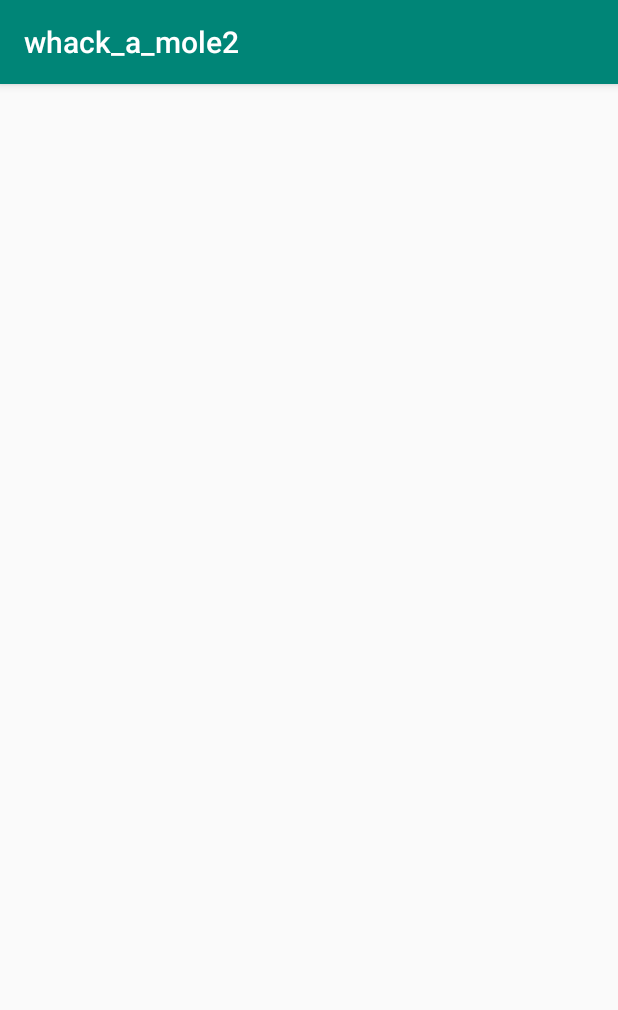
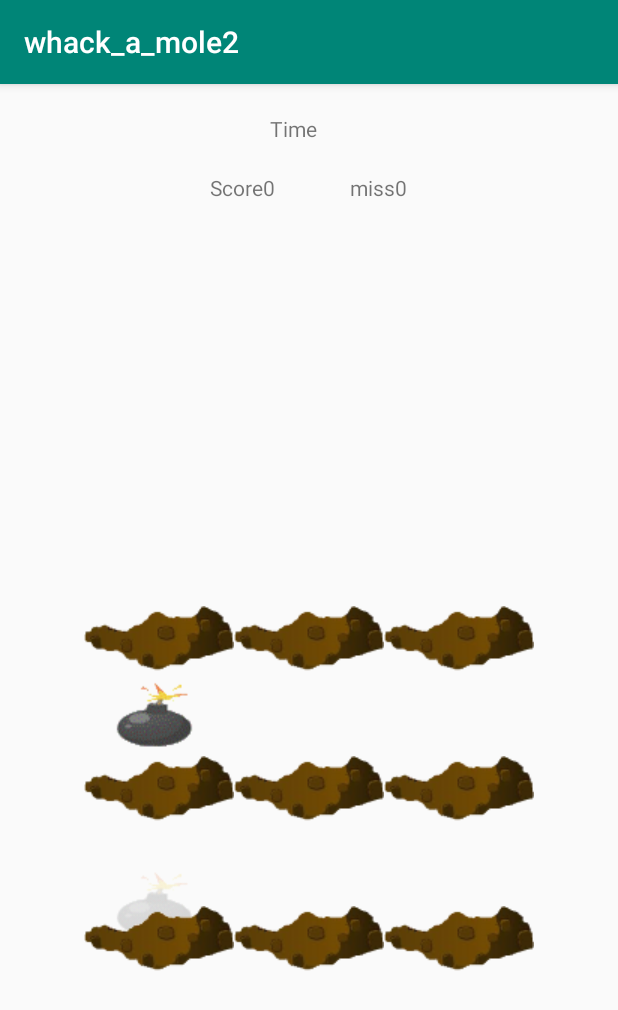
Before and after one commit to avielBS/whack_a_mole2, an Android app: the GameActivity screen opened directly, with no data from a screen before it, on a phone screen of 412 x 824 dp. Shown: the top 1010 px of the screen. Run offline under Robolectric (Android 15) with nearby library versions, the phone set to English and light mode, and no system bars.

Commit message:
add bomb to game

```diff
--- a/src/main/AndroidManifest.xml
+++ b/src/main/AndroidManifest.xml
@@ -7,7 +7,7 @@
         android:icon="@mipmap/ic_launcher"
         android:label="@string/app_name"
         android:roundIcon="@mipmap/ic_launcher_round"
-        android:supportsRtl="true"
+        android:supportsRtl="false"
         android:theme="@style/AppTheme">
         <activity android:name=".GameActivity"></activity>
         <activity android:name=".MainActivity">
--- /dev/null
+++ b/src/main/java/com/example/whack_a_mole2/Cell.java
@@ -0,0 +1,104 @@
+package com.example.whack_a_mole2;
+
+import android.animation.AnimatorSet;
+import android.animation.ObjectAnimator;
+import android.content.Context;
+import android.util.Log;
+import android.view.View;
+import android.widget.GridLayout;
+import android.widget.ImageView;
+import android.widget.LinearLayout;
+import android.widget.RelativeLayout;
+import android.widget.TextView;
+
+public class Cell {
+
+    private ImageView mole;
+    private ImageView whole;
+    private ImageView bomb;
+    private ImageView boom;
+
+
+    private GridLayout gameGrid;
+    private RelativeLayout cell;
+    private LinearLayout linearLayout;
+
+
+    public Cell(Context context, GridLayout gridLayout ) {
+        this.mole = new ImageView(context);
+        mole.setImageResource(R.drawable.small_mole);
+        mole.setTranslationY(70);
+        mole.setAlpha(0f);
+
+
+        this.whole = new ImageView(context);
+        whole.setImageResource(R.drawable.small_whole);
+
+        this.bomb = new ImageView(context);
+        bomb.setImageResource(R.drawable.bomb);
+        bomb.setTranslationY(70);
+        bomb.setAlpha(0f);
+
+        this.boom = new ImageView(context);
+        boom.setImageResource(R.drawable.boom);
+        boom.setTranslationY(70);
+        boom.setAlpha(0f);
+
+
+        this.gameGrid = gridLayout;
+        this.cell = new RelativeLayout(context);
+        this.linearLayout = new LinearLayout(context);
+        this.linearLayout.setOrientation(LinearLayout.VERTICAL);
+
+
+
+        linearLayout.addView(mole);
+        linearLayout.addView(whole);
+        cell.addView(bomb);
+        cell.addView(boom);
+
+        cell.addView(linearLayout);
+    }
+
+
+    public ImageView getBomb(){
+        return this.bomb;
+    }
+
+    public ImageView getMole(){
+        return this.mole;
+    }
+
+
+    public void addCellToGrid(){
+        this.gameGrid.addView(cell);
+    }
+
+    public void showMoleOrBomb(int moleOrBomb){
+        ImageView view =null;
+
+        if(moleOrBomb == Util.BOMB) {
+            view = this.bomb;
+        }else{
+            view = this.mole;
+        }
+
+
+
+        float buttom=50,top=-10;
+        ObjectAnimator jump = ObjectAnimator.ofFloat(view, "translationY",   buttom,top,top,buttom);
+        jump.setDuration(3000);
+
+        ObjectAnimator show = ObjectAnimator.ofFloat(view, "alpha", 0f, 1f, 1f, 0f);
+        show.setDuration(3000);
+
+        //setAnimator
+        AnimatorSet set = new AnimatorSet();
+        set.play(show).with(jump);
+        set.start();
+
+
+    }
+
+
+}
--- a/src/main/java/com/example/whack_a_mole2/GameActivity.java
+++ b/src/main/java/com/example/whack_a_mole2/GameActivity.java
@@ -3,12 +3,123 @@ package com.example.whack_a_mole2;
 import androidx.appcompat.app.AppCompatActivity;
 
 import android.os.Bundle;
+import android.os.Handler;
+import android.util.Log;
+import android.view.View;
+import android.widget.GridLayout;
+import android.widget.ImageView;
+import android.widget.RelativeLayout;
+import android.widget.TextView;
+
+import java.util.Timer;
+import java.util.TimerTask;
 
 public class GameActivity extends AppCompatActivity {
+
+    private GridLayout gridGame;
+
+    Cell[] cells;
+    private Timer timer;
+    private final int ROWS = 3;
+    private final int COLUMNS = 3;
+
+    private int score=0;
+    private  int miss=0;
+
+    private TextView textScore;
+    private TextView textMiss;
+
 
     @Override
     protected void onCreate(Bundle savedInstanceState) {
         super.onCreate(savedInstanceState);
         setContentView(R.layout.activity_game);
+
+        gridGame = createGridLayout(3,3);
+        cells = new Cell[9];
+        timer=new Timer();
+
+        for (int i = 0; i < 9; i++) {
+            cells[i] = new Cell(this.getApplicationContext(),gridGame);
+            cells[i].addCellToGrid();
+            setMoleAndBombListeners(cells[i]);
+        }
+
+        RelativeLayout gameBoard = findViewById(R.id.game__layout);
+        textMiss = findViewById(R.id.miss_txt);
+        textScore = findViewById(R.id.score_txt);
+
+        gameBoard.addView(gridGame);
+
+
+        final Handler animationHandler = new Handler();
+
+        timer.schedule(new TimerTask() {
+            @Override
+            public void run() {
+                animationHandler.post(new Runnable() {
+                    @Override
+                    public void run() {
+                        final int index = (int) (Math.random() * (ROWS * COLUMNS));
+                        final int bombOrMole = (int) (Math.random() * (2));
+
+                        cells[index].showMoleOrBomb(bombOrMole);
+
+                    }
+                });
+                }
+            }, 200, 2000);
+
+
     }
+
+    private void setMoleAndBombListeners(Cell cell) {
+        setMoleListener(cell.getMole());
+        setBombListener(cell.getBomb());
+    }
+
+    private void setMoleListener(ImageView mole) {
+
+        mole.setOnClickListener(new View.OnClickListener() {
+            @Override
+            public void onClick(View view) {
+                if(view.getAlpha() > 0.3){
+                    score ++;
+                    textScore.setText(""+score);
+                }
+                else
+                    miss ++;
+                    textMiss.setText(""+miss);
+            }
+        });
+    }
+
+    private void setBombListener(ImageView bomb) {
+        bomb.setOnClickListener(new View.OnClickListener() {
+            @Override
+            public void onClick(View view) {
+                if(view.getAlpha() > 0.3){
+                    score -= 3;
+                    miss += 1;
+                    textScore.setText(""+score);
+                    textMiss.setText(""+miss);
+                }
+
+            }
+        });
+    }
+
+
+    private GridLayout createGridLayout(int rows, int columns) {
+        GridLayout gridLayout = new GridLayout(this);
+        gridLayout.setColumnCount(columns);
+        gridLayout.setRowCount(rows);
+        return gridLayout;
+    }
+
+
+
+
+
+
 }
--- /dev/null
+++ b/src/main/java/com/example/whack_a_mole2/Util.java
@@ -0,0 +1,6 @@
+package com.example.whack_a_mole2;
+
+class Util {
+    public static final int BOMB = 1;
+    public static final int MOLE = 0;
+}
--- a/src/main/res/layout/activity_game.xml
+++ b/src/main/res/layout/activity_game.xml
@@ -1,9 +1,84 @@
 <?xml version="1.0" encoding="utf-8"?>
-<androidx.constraintlayout.widget.ConstraintLayout xmlns:android="http://schemas.android.com/apk/res/android"
-    xmlns:app="http://schemas.android.com/apk/res-auto"
+<LinearLayout xmlns:android="http://schemas.android.com/apk/res/android"
     xmlns:tools="http://schemas.android.com/tools"
     android:layout_width="match_parent"
     android:layout_height="match_parent"
-    tools:context=".GameActivity">
+    tools:context=".GameActivity"
+    android:orientation="vertical">
 
-</androidx.constraintlayout.widget.ConstraintLayout>
+    <LinearLayout
+        android:layout_marginTop="20dp"
+        android:layout_width="wrap_content"
+        android:layout_height="wrap_content"
+        android:orientation="horizontal"
+        android:layout_gravity="center"
+        >
+
+
+        <TextView
+            android:layout_width="wrap_content"
+            android:text="@string/time"
+            android:layout_height="wrap_content"
+            android:layout_gravity="center"/>
+
+        <TextView
+            android:layout_marginLeft="20dp"
+            android:layout_width="wrap_content"
+            android:id="@+id/time_txt"
+            android:layout_height="wrap_content"
+            android:layout_gravity="center"/>
+
+    </LinearLayout>
+
+    <LinearLayout
+        android:layout_marginTop="20dp"
+        android:layout_width="wrap_content"
+        android:layout_height="wrap_content"
+        android:orientation="horizontal"
+        android:layout_gravity="center">
+
+
+        <TextView
+            android:layout_width="wrap_content"
+            android:text="@string/score"
+            android:layout_height="wrap_content"
+            android:layout_gravity="center"/>
+
+        <TextView
+            android:layout_width="wrap_content"
+            android:id="@+id/score_txt"
+            android:text="@string/init_score"
+            android:layout_height="wrap_content"
+            android:layout_gravity="center"/>
+
+
+        <TextView
+            android:layout_marginLeft="50dp"
+            android:layout_width="wrap_content"
+            android:text="@string/miss"
+            android:layout_height="wrap_content"
+            android:layout_gravity="center"/>
+
+        <TextView
+            android:layout_width="wrap_content"
+            android:id="@+id/miss_txt"
+            android:text="@string/init_miss"
+            android:layout_height="wrap_content"
+            android:layout_gravity="center"/>
+
+    </LinearLayout>
+
+
+
+    <RelativeLayout
+        android:layout_marginTop="50dp"
+        android:layout_width="match_parent"
+        android:layout_height="match_parent"
+        android:id="@+id/game__layout"
+        android:gravity="center">
+
+
+    </RelativeLayout>
+
+
+</LinearLayout>
--- a/src/main/res/values/strings.xml
+++ b/src/main/res/values/strings.xml
@@ -3,4 +3,9 @@
     <string name="enter_your_name">Enter your name</string>
     <string name="edit_text_hint">name</string>
     <string name="button_message">Start Game !</string>
+    <string name="time">Time</string>
+    <string name="score">Score</string>
+    <string name="init_score">0</string>
+    <string name="miss">miss</string>
+    <string name="init_miss">0</string>
 </resources>
```
Also changed, not shown: src/main/res/drawable/bomb.gif (added), src/main/res/drawable/boom.jpg (added), src/main/res/drawable/small_mole.jpg (added), src/main/res/drawable/small_whole.png (added).
